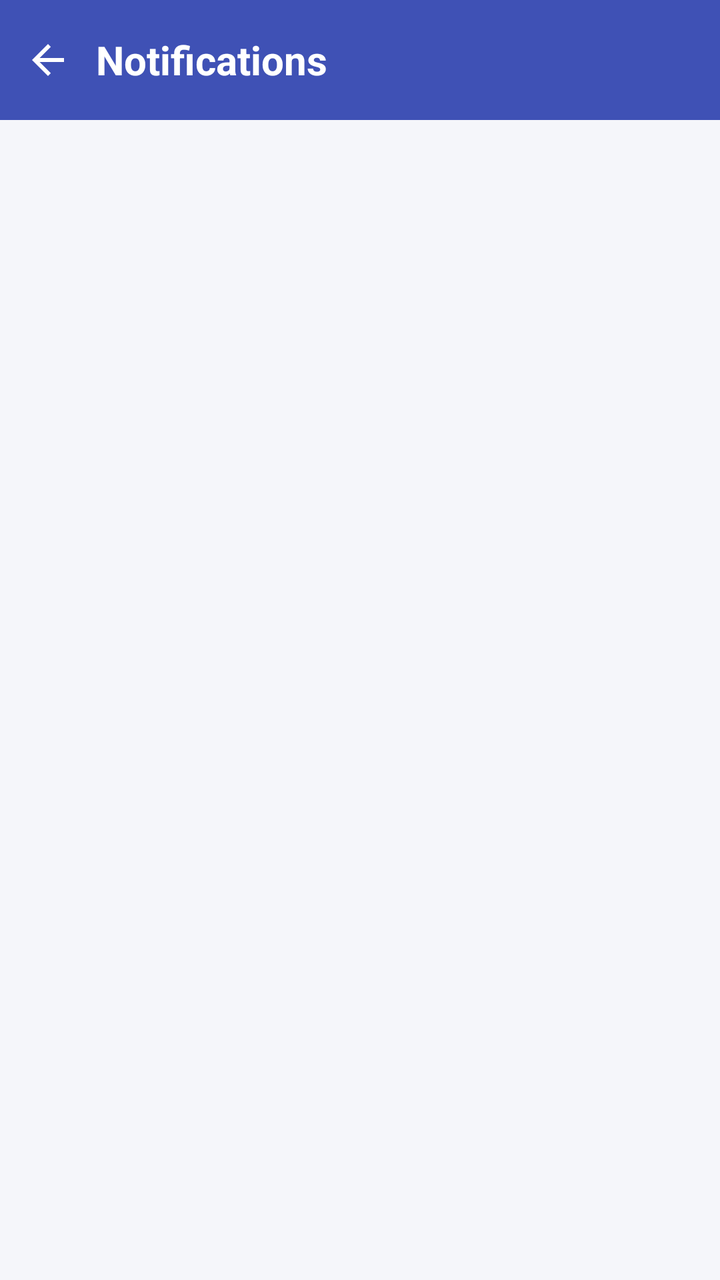
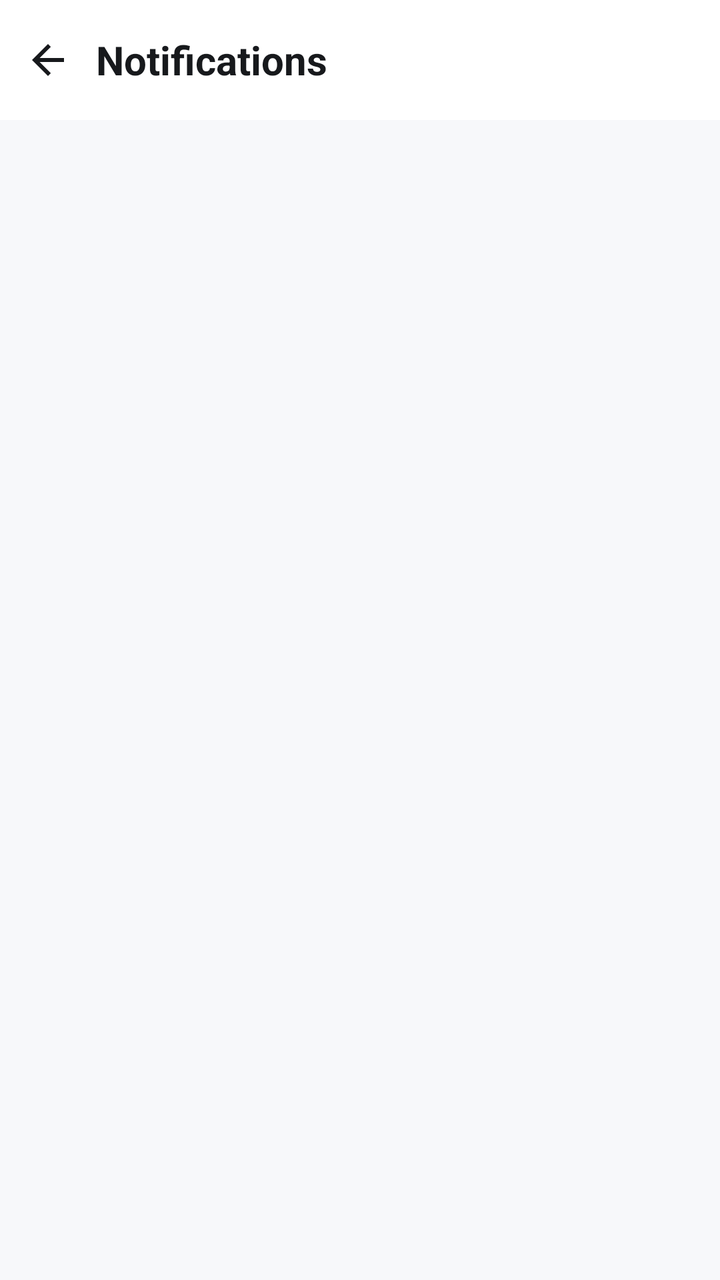

Compare the two renders of this Android layout. The source of the first and the diff that turns it into the second are given below.
<!-- AndroidManifest.xml: application theme Theme.Eve -->
<!-- res/layout/activity_notifications.xml -->
<?xml version="1.0" encoding="utf-8"?>
<LinearLayout xmlns:android="http://schemas.android.com/apk/res/android"
    xmlns:app="http://schemas.android.com/apk/res-auto"
    android:layout_width="match_parent"
    android:layout_height="match_parent"
    android:orientation="vertical">

    <LinearLayout
        android:layout_width="match_parent"
        android:layout_height="wrap_content"
        android:background="@color/eve_primary"
        android:gravity="center_vertical"
        android:orientation="horizontal"
        android:paddingHorizontal="4dp"
        android:paddingVertical="10dp">

        <ImageButton
            android:id="@+id/btnBack"
            android:layout_width="40dp"
            android:layout_height="40dp"
            android:background="?attr/selectableItemBackgroundBorderless"
            android:contentDescription="Back"
            android:padding="8dp"
            android:src="@drawable/ic_back" />

        <TextView
            android:layout_width="0dp"
            android:layout_height="wrap_content"
            android:layout_weight="1"
            android:paddingStart="4dp"
            android:text="Notifications"
            android:textColor="@android:color/white"
            android:textSize="20sp"
            android:textStyle="bold" />
    </LinearLayout>

    <FrameLayout
        android:layout_width="match_parent"
        android:layout_height="0dp"
        android:layout_weight="1">

        <androidx.recyclerview.widget.RecyclerView
            android:id="@+id/rvNotifications"
            android:layout_width="match_parent"
            android:layout_height="match_parent"
            android:clipToPadding="false"
            android:paddingTop="4dp"
            android:paddingBottom="16dp" />

        <LinearLayout
            android:id="@+id/emptyGroup"
            android:layout_width="wrap_content"
            android:layout_height="wrap_content"
            android:layout_gravity="center"
            android:gravity="center"
            android:orientation="vertical"
            android:paddingHorizontal="40dp"
            android:visibility="gone">

            <ImageView
                android:layout_width="56dp"
                android:layout_height="56dp"
                android:alpha="0.5"
                android:contentDescription="No notifications"
                android:src="@drawable/ic_state_empty" />

            <TextView
                android:layout_width="wrap_content"
                android:layout_height="wrap_content"
                android:layout_marginTop="14dp"
                android:gravity="center"
                android:text="Abhi koi notification nahi hai"
                android:textColor="?attr/colorOnSurface"
                android:textSize="15sp"
                android:textStyle="bold" />

            <TextView
                android:layout_width="wrap_content"
                android:layout_height="wrap_content"
                android:layout_marginTop="4dp"
                android:gravity="center"
                android:text="Naya exam ya reminder aate hi yahan dikhega"
                android:textColor="@color/eve_grey"
                android:textSize="12sp" />
        </LinearLayout>
    </FrameLayout>

</LinearLayout>
<!-- resources referenced by this layout -->
<resources>
  <color name="eve_grey">#757575</color>
  <color name="eve_primary">#3F51B5</color>
  <!-- drawable ic_back (drawable) -->
  <vector xmlns:android="http://schemas.android.com/apk/res/android"
      android:width="24dp"
      android:height="24dp"
      android:viewportWidth="24"
      android:viewportHeight="24">
      <path
          android:pathData="M20,11 L7.83,11 L13.42,5.41 L12,4 L4,12 L12,20 L13.41,18.59 L7.83,13 L20,13 Z"
          android:fillColor="@android:color/white" />
  </vector>
  <!-- drawable ic_state_empty (drawable) -->
  <vector xmlns:android="http://schemas.android.com/apk/res/android"
      android:width="64dp"
      android:height="64dp"
      android:viewportWidth="64"
      android:viewportHeight="64">
      <path
          android:pathData="M12,14 h40 a4,4 0 0 1 4,4 v32 a4,4 0 0 1 -4,4 h-40 a4,4 0 0 1 -4,-4 v-32 a4,4 0 0 1 4,-4 z"
          android:strokeColor="#9AA0B4"
          android:strokeWidth="3"
          android:fillColor="#00000000" />
      <path
          android:pathData="M18,28 h28"
          android:strokeColor="#9AA0B4"
          android:strokeWidth="3" />
      <path
          android:pathData="M18,38 h20"
          android:strokeColor="#9AA0B4"
          android:strokeWidth="3" />
      <path
          android:pathData="M18,48 h12"
          android:strokeColor="#9AA0B4"
          android:strokeWidth="3" />
  </vector>
  <style name="Theme.Eve" parent="Theme.Material3.Light.NoActionBar">
          <item name="colorPrimary">@color/eve_primary</item>
          <item name="colorOnPrimary">@android:color/white</item>
          <item name="colorSecondary">@color/eve_accent</item>
          <item name="colorSurface">@android:color/white</item>
          <item name="colorOnSurface">#1A1A1A</item>
          <item name="android:windowBackground">@color/eve_bg</item>
          <item name="android:statusBarColor">@color/eve_primary_dark</item>
      </style>
  <color name="eve_accent">#FF6D00</color>
  <color name="eve_bg">#F5F6FA</color>
  <color name="eve_primary_dark">#303F9F</color>
</resources>

<!-- the commit's change to res/layout/activity_notifications.xml (unified diff, before → after) -->
@@ -1,6 +1,7 @@
 <?xml version="1.0" encoding="utf-8"?>
 <LinearLayout xmlns:android="http://schemas.android.com/apk/res/android"
     xmlns:app="http://schemas.android.com/apk/res-auto"
+    style="@style/Eve.Screen"
     android:layout_width="match_parent"
     android:layout_height="match_parent"
     android:orientation="vertical">
@@ -8,7 +9,7 @@
     <LinearLayout
         android:layout_width="match_parent"
         android:layout_height="wrap_content"
-        android:background="@color/eve_primary"
+        android:background="@color/eve_surface"
         android:gravity="center_vertical"
         android:orientation="horizontal"
         android:paddingHorizontal="4dp"
@@ -21,7 +22,8 @@
             android:background="?attr/selectableItemBackgroundBorderless"
             android:contentDescription="Back"
             android:padding="8dp"
-            android:src="@drawable/ic_back" />
+            android:src="@drawable/ic_back"
+            android:tint="@color/eve_text" />
 
         <TextView
             android:layout_width="0dp"
@@ -29,7 +31,7 @@
             android:layout_weight="1"
             android:paddingStart="4dp"
             android:text="Notifications"
-            android:textColor="@android:color/white"
+            android:textColor="@color/eve_text"
             android:textSize="20sp"
             android:textStyle="bold" />
     </LinearLayout>
@@ -41,6 +43,7 @@
 
         <androidx.recyclerview.widget.RecyclerView
             android:id="@+id/rvNotifications"
+            android:layoutAnimation="@anim/layout_enter"
             android:layout_width="match_parent"
             android:layout_height="match_parent"
             android:clipToPadding="false"
<!-- resource entries referenced after the edit -->
@@ -1,7 +1,9 @@
 <!-- resources referenced by this layout -->
 <resources>
-  <color name="eve_grey">#757575</color>
-  <color name="eve_primary">#3F51B5</color>
+  <color name="eve_grey">#6B7280</color>
+  <color name="eve_surface">#FFFFFF</color>
+  <color name="eve_text">#17191C</color>
+  <color name="eve_primary">#4F6EF7</color>
   <!-- drawable ic_back (drawable) -->
   <vector xmlns:android="http://schemas.android.com/apk/res/android"
       android:width="24dp"
@@ -36,17 +38,39 @@
           android:strokeColor="#9AA0B4"
           android:strokeWidth="3" />
   </vector>
+  <style name="Eve.Screen" parent="">
+          <item name="android:background">@color/eve_bg</item>
+      </style>
   <style name="Theme.Eve" parent="Theme.Material3.Light.NoActionBar">
           <item name="colorPrimary">@color/eve_primary</item>
           <item name="colorOnPrimary">@android:color/white</item>
           <item name="colorSecondary">@color/eve_accent</item>
-          <item name="colorSurface">@android:color/white</item>
-          <item name="colorOnSurface">#1A1A1A</item>
+          <item name="colorSurface">@color/eve_surface</item>
+          <item name="colorOnSurface">@color/eve_text</item>
           <item name="android:windowBackground">@color/eve_bg</item>
-          <item name="android:statusBarColor">@color/eve_primary_dark</item>
+          <item name="android:statusBarColor">@color/eve_bg</item>
+          <item name="android:navigationBarColor">@color/eve_bg</item>
+          <item name="android:windowLightStatusBar">true</item>
+          <item name="android:windowLightNavigationBar">true</item>
+          <item name="materialCardViewStyle">@style/Widget.Eve.Card</item>
+          <item name="materialButtonStyle">@style/Widget.Eve.Button</item>
       </style>
-  <color name="eve_accent">#FF6D00</color>
-  <color name="eve_bg">#F5F6FA</color>
-  <color name="eve_primary_dark">#303F9F</color>
+  <color name="eve_accent">#4F6EF7</color>
+  <style name="Widget.Eve.Card" parent="Widget.Material3.CardView.Elevated">
+          <item name="cardCornerRadius">18dp</item>
+          <item name="cardElevation">1dp</item>
+          <item name="strokeWidth">1dp</item>
+          <item name="strokeColor">@color/eve_stroke</item>
+          <item name="cardBackgroundColor">@color/eve_surface</item>
+      </style>
+  <style name="Widget.Eve.Button" parent="Widget.Material3.Button">
+          <item name="android:minHeight">48dp</item>
+          <item name="android:textAllCaps">false</item>
+          <item name="cornerRadius">14dp</item>
+          <item name="android:insetTop">2dp</item>
+          <item name="android:insetBottom">2dp</item>
+      </style>
+  <color name="eve_stroke">#E3E6EB</color>
+  <color name="eve_bg">#F7F8FA</color>
 </resources>
 
